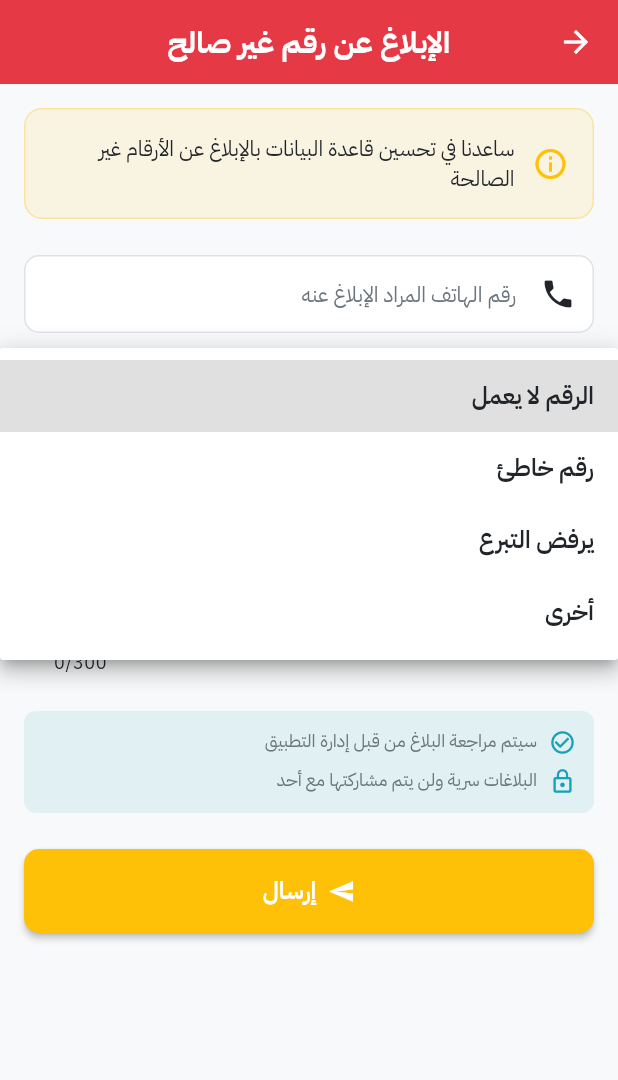
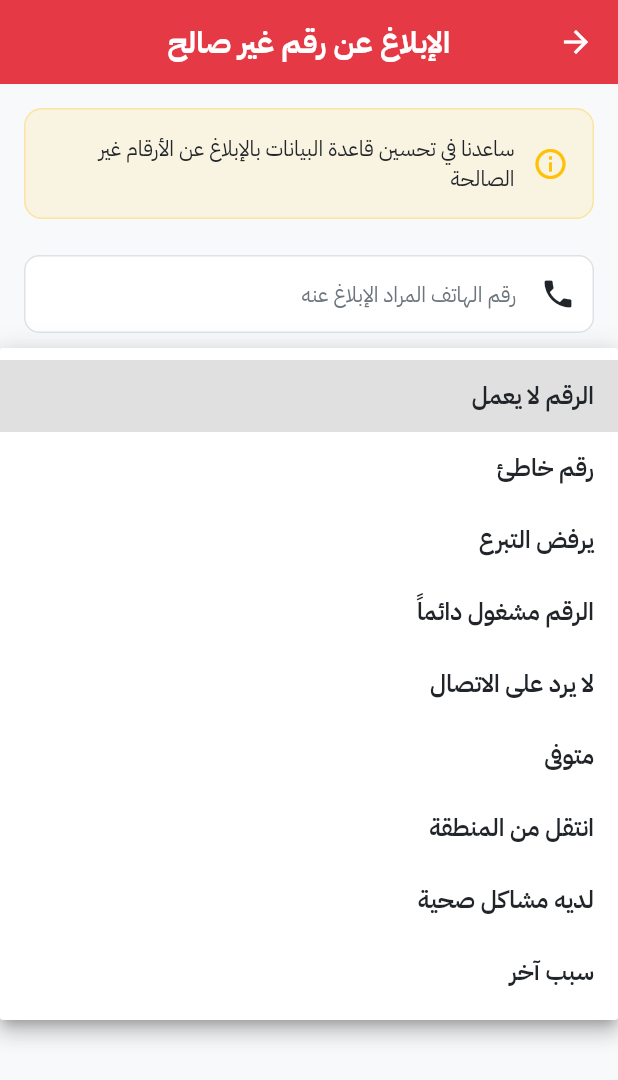
Before and after one commit to salehbagomri/mahrah_blood_bank_app, a Flutter app: the ReportDonorScreen screen opened directly, after a tap on "اختر سبب البلاغ", on a phone screen of 412 x 824 dp. Shown: the top 1080 px of the screen. Run offline on Flutter 3.47's test engine with Material 3 defaults, Android fonts, the phone set to English and light mode, and no system bars; our stand-ins replace flutter_spinkit, supabase_flutter; accounts and stored records are empty; network calls fail.

```diff
--- a/lib/constants/app_strings.dart
+++ b/lib/constants/app_strings.dart
@@ -100,7 +100,12 @@ class AppStrings {
   static const String numberNotWorking = 'الرقم لا يعمل';
   static const String wrongNumber = 'رقم خاطئ';
   static const String refusesToDonate = 'يرفض التبرع';
-  static const String other = 'أخرى';
+  static const String numberBusy = 'الرقم مشغول دائماً';
+  static const String noAnswer = 'لا يرد على الاتصال';
+  static const String deceased = 'متوفى';
+  static const String movedAway = 'انتقل من المنطقة';
+  static const String healthIssues = 'لديه مشاكل صحية';
+  static const String other = 'سبب آخر';
   static const String reportSubmitted = 'تم إرسال البلاغ';
 
   // تسجيل الدخول
--- a/lib/screens/reports/report_donor_screen.dart
+++ b/lib/screens/reports/report_donor_screen.dart
@@ -28,6 +28,11 @@ class _ReportDonorScreenState extends State<ReportDonorScreen> {
     'number_not_working': AppStrings.numberNotWorking,
     'wrong_number': AppStrings.wrongNumber,
     'refuses_to_donate': AppStrings.refusesToDonate,
+    'number_busy': AppStrings.numberBusy,
+    'no_answer': AppStrings.noAnswer,
+    'deceased': AppStrings.deceased,
+    'moved_away': AppStrings.movedAway,
+    'health_issues': AppStrings.healthIssues,
     'other': AppStrings.other,
   };
 
@@ -104,7 +109,7 @@ class _ReportDonorScreenState extends State<ReportDonorScreen> {
 
                     // سبب البلاغ
                     CustomDropdown(
-                      value: _selectedReason,
+                      value: _selectedReason != null ? _reportReasons[_selectedReason] : null,
                       items: _reportReasons.values.toList(),
                       hint: 'اختر سبب البلاغ',
                       label: AppStrings.reportReason,
```
